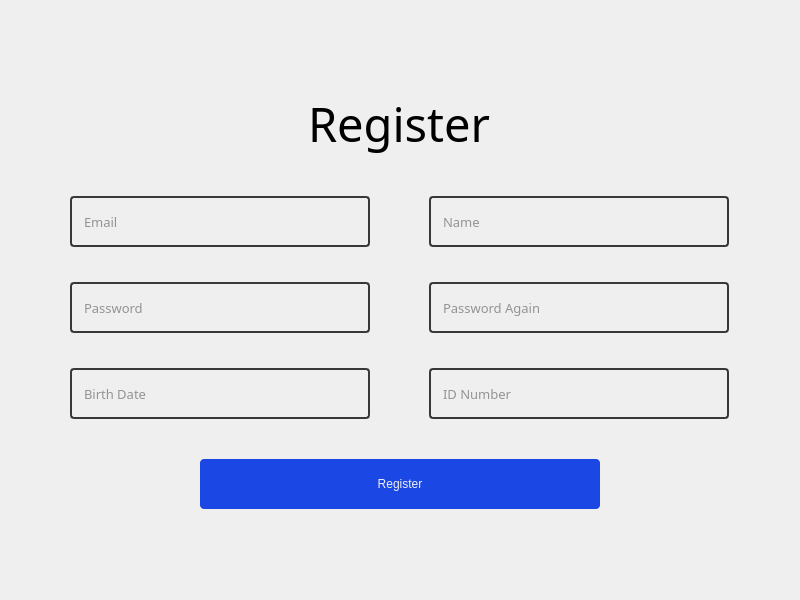
First picture: the form in ui/uiFiles/registerWindow.ui, repository efeKbkci/CarRentalApp, before the edit.
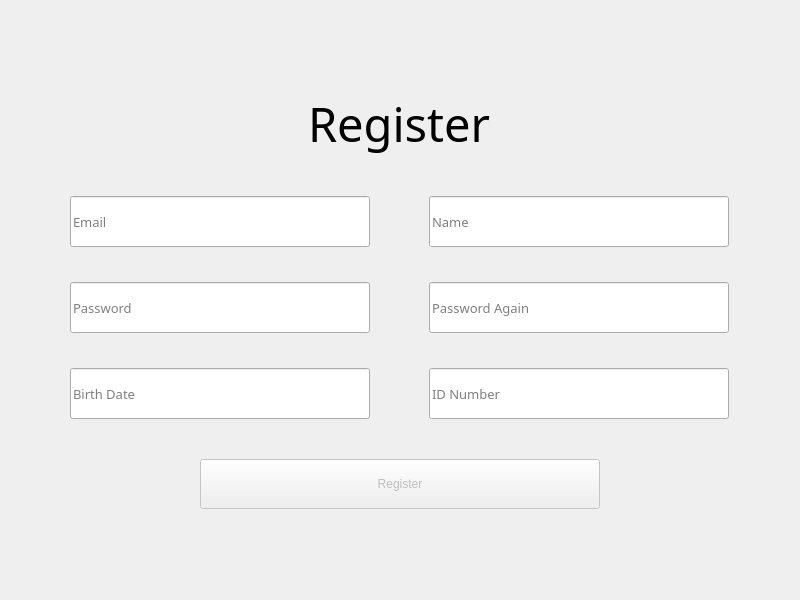
Second picture: the form after the edit.

```diff
--- a/ui/uiFiles/registerWindow.ui
+++ b/ui/uiFiles/registerWindow.ui
@@ -14,15 +14,7 @@
    <string>Form</string>
   </property>
   <property name="styleSheet">
-   <string notr="true">QLineEdit {
-	padding-left : 10px;
-	border: 2px solid #383838;
-	border-radius : 4px;
-	background-color: transparent;
-	color : #383838;
-}
-
-</string>
+   <string notr="true"/>
   </property>
   <layout class="QVBoxLayout" name="verticalLayout">
    <property name="spacing">
@@ -261,6 +253,9 @@
    </item>
    <item alignment="Qt::AlignHCenter">
     <widget class="QPushButton" name="register_btn">
+     <property name="enabled">
+      <bool>false</bool>
+     </property>
      <property name="minimumSize">
       <size>
        <width>400</width>
@@ -274,20 +269,7 @@
       </size>
      </property>
      <property name="styleSheet">
-      <string notr="true">QPushButton {
-	background-color: #1B47E5;
-	color : #F0F0F0;
-	border-radius: 4px;
-	font: 57 11pt &quot;Roboto Mono Medium&quot;;
-}
-
-QPushButton::hover {
-	background-color: #1D3282;
-}
-
-QPushButton::pressed {
-	background-color: rgb(33, 58, 150);
-}</string>
+      <string notr="true"/>
      </property>
      <property name="text">
       <string>Register</string>
```
